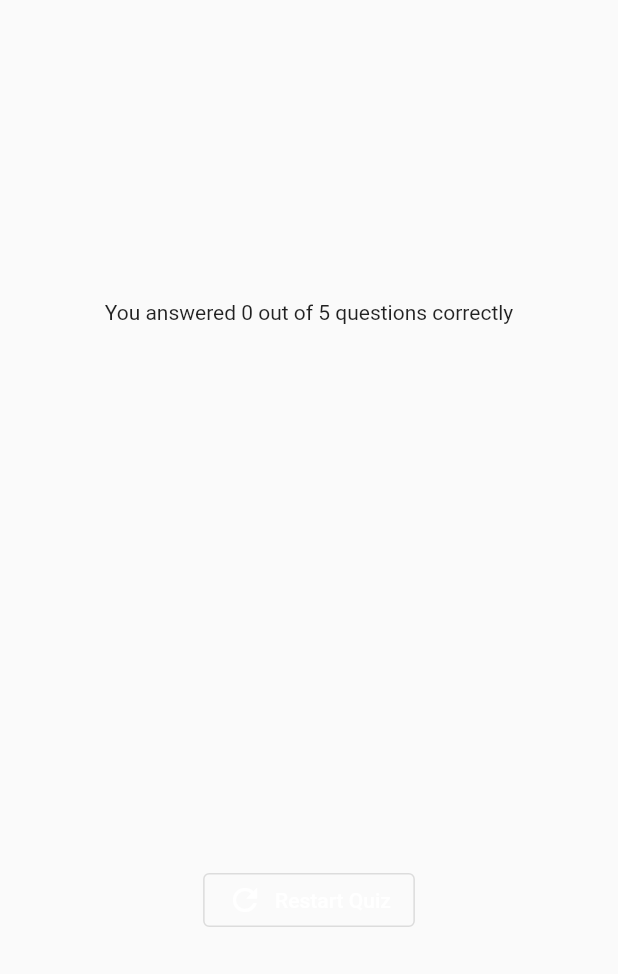
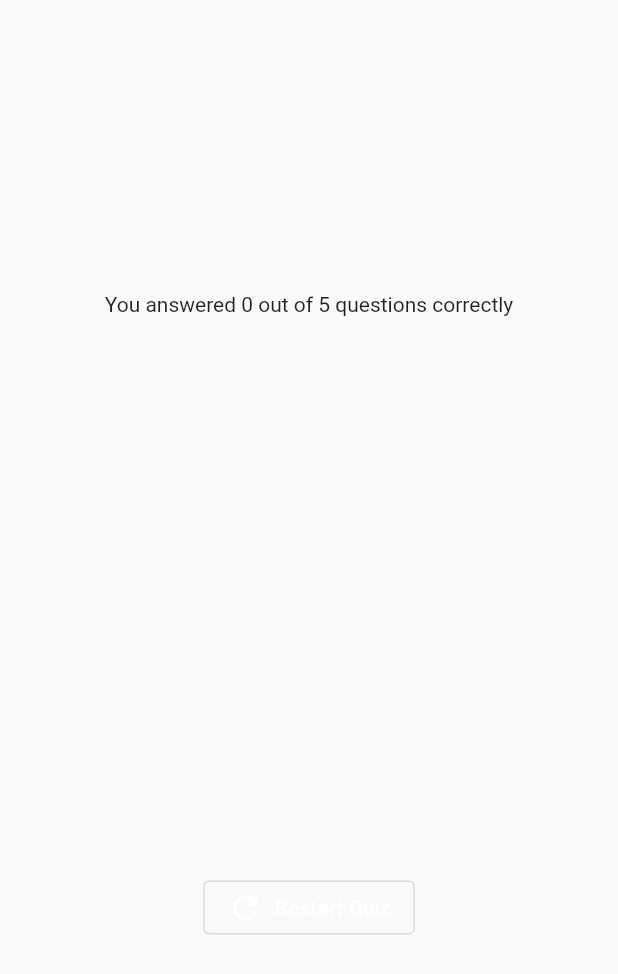
Before and after one commit to adekams/fl_simple_quiz, a Flutter app: the Result widget shown alone on an empty page, opened directly with empty values, on a phone screen of 412 x 824 dp. Shown: the top 974 px of the screen. Run offline on Flutter 3.47's test engine with Material 2 defaults, Android fonts, the phone set to English and light mode, and no system bars; our stand-ins replace google_fonts.

Commit message:
using getters in no-param functions

```diff
--- a/lib/models/quiz_question.dart
+++ b/lib/models/quiz_question.dart
@@ -4,7 +4,7 @@ class QuizQuestion {
   final String text;
   final List<String> answers;
 
-  List<String> shuffleAnswers() {
+  List<String> get shuffleAnswers {
     final shuffledList = List.of(answers);
     shuffledList.shuffle();
     return shuffledList;
--- a/lib/questions.dart
+++ b/lib/questions.dart
@@ -50,7 +50,7 @@ class _QuestionScreenState extends State<QuestionScreen> {
             const SizedBox(
               height: 30,
             ),
-            ...currentQuestion.shuffleAnswers().map((answer) {
+            ...currentQuestion.shuffleAnswers.map((answer) {
               return AnswerButton(
                 answerText: answer,
                 onBtnClick: () {
--- a/lib/result.dart
+++ b/lib/result.dart
@@ -35,9 +35,7 @@ class Result extends StatelessWidget {
     return SizedBox(
       width: double.infinity,
       child: Container(
-        margin: const EdgeInsets.all(
-          40,
-        ),
+        margin: const EdgeInsets.all(40),
         child: Column(
           mainAxisAlignment: MainAxisAlignment.center,
           children: [
@@ -50,7 +48,7 @@ class Result extends StatelessWidget {
               summaryData,
             ),
             const SizedBox(
-              height: 30,
+              height: 40,
             ),
             OutlinedButton.icon(
               style: OutlinedButton.styleFrom(
```
